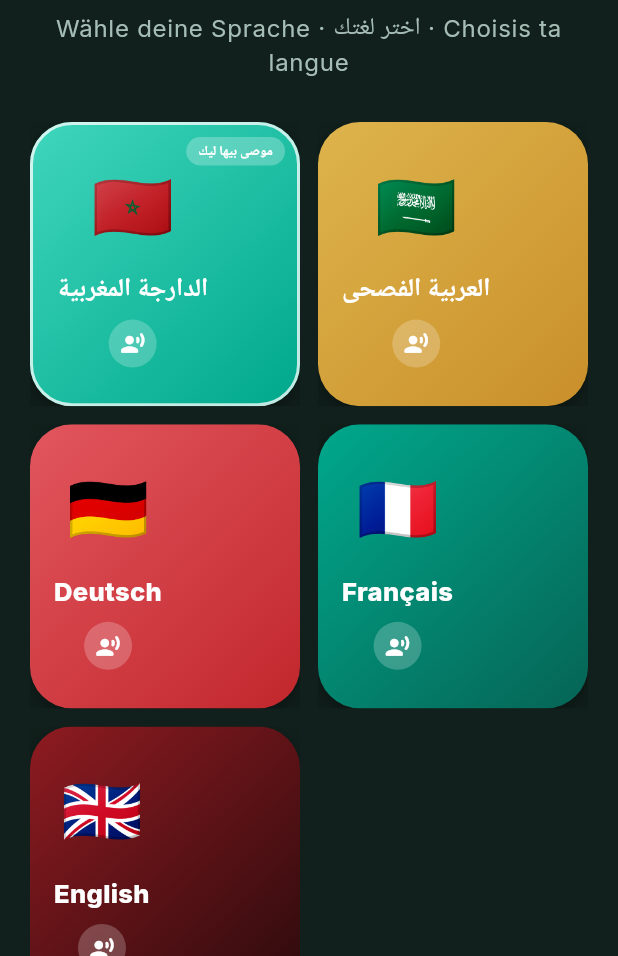
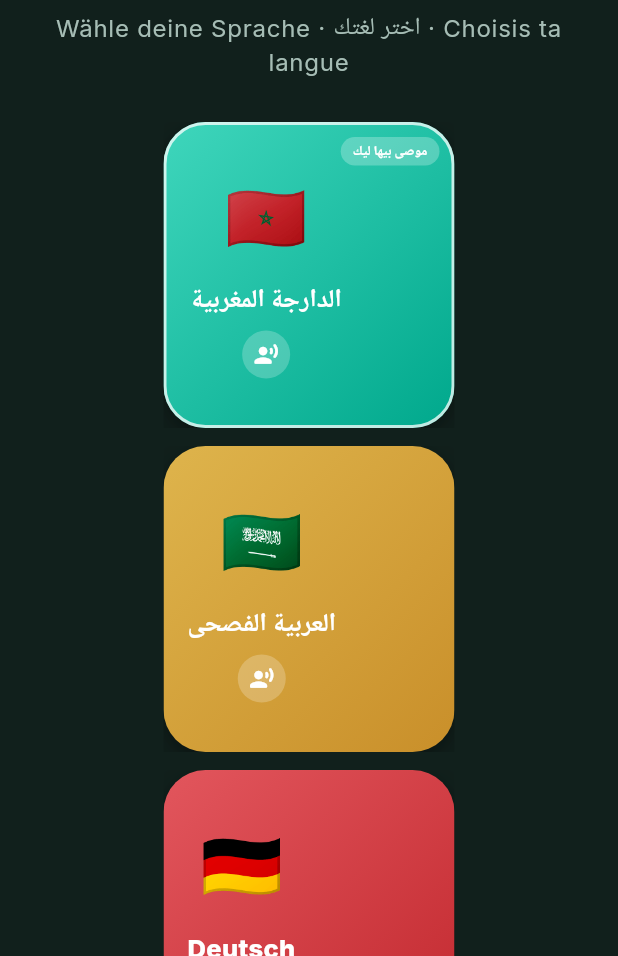
Before and after one commit to bakr1100-cyber/Bakr, a Flutter app: the screen it shows after launch, on a phone screen of 412 x 824 dp, the part 280-1236 px from its top. Run offline on Flutter 3.47's test engine with Material 3 defaults, Android fonts, the phone set to English and light mode, and no system bars; our stand-ins replace firebase_core, firebase_messaging, flutter_local_notifications, flutter_tts, google_fonts, shared_preferences and 1 more; accounts and stored records are empty.

Commit message:
Center the odd last-row language card instead of Grid-pinning it left
With 5 languages, GridView.count's 2-column layout left English alone on
the left of the last row with empty space next to it. Switched to a Wrap
with WrapAlignment.center and fixed-size card tiles, so an incomplete last
row centers itself instead of looking orphaned.

```diff
--- a/lib/screens/onboarding/language_select_screen.dart
+++ b/lib/screens/onboarding/language_select_screen.dart
@@ -56,20 +56,25 @@ class LanguageSelectScreen extends StatelessWidget {
                         ?.copyWith(color: theme.colorScheme.onSurfaceVariant),
                   ),
                   const SizedBox(height: AppSpacing.xxl),
-                  GridView.count(
-                    crossAxisCount: 2,
-                    shrinkWrap: true,
-                    physics: const NeverScrollableScrollPhysics(),
-                    crossAxisSpacing: AppSpacing.md,
-                    mainAxisSpacing: AppSpacing.md,
-                    childAspectRatio: 0.95,
+                  // A Wrap instead of a strict 2-column grid: with an odd
+                  // number of languages, a GridView leaves the last card
+                  // stuck on the left with empty space next to it - Wrap
+                  // centers an incomplete last row instead.
+                  Wrap(
+                    alignment: WrapAlignment.center,
+                    spacing: AppSpacing.md,
+                    runSpacing: AppSpacing.md,
                     children: [
                       for (var i = 0; i < AppLanguage.values.length; i++)
-                        _LanguageCard(
-                          language: AppLanguage.values[i],
-                          recommended: AppLanguage.values[i] == AppLanguage.ary,
-                          entranceDelay: Duration(milliseconds: 80 * i),
-                          onTap: () => _select(context, AppLanguage.values[i]),
+                        SizedBox(
+                          width: 194,
+                          height: 204,
+                          child: _LanguageCard(
+                            language: AppLanguage.values[i],
+                            recommended: AppLanguage.values[i] == AppLanguage.ary,
+                            entranceDelay: Duration(milliseconds: 80 * i),
+                            onTap: () => _select(context, AppLanguage.values[i]),
+                          ),
                         ),
                     ],
                   ),
```
